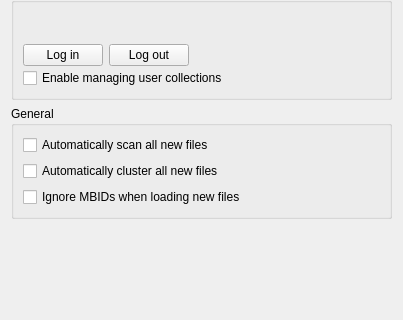
metabrainz/picard, file ui/options_general.ui: the form before one commit; both pictures show x 0 to 403 and y 206 to 526 of the 403 by 526 pixel window.
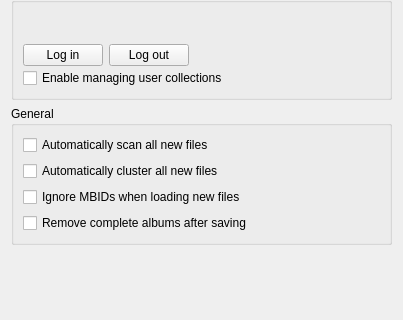
The form after the commit.

Commit message: Allow automatically removal of completed albums after save

What changed in the file:
```diff
--- a/ui/options_general.ui
+++ b/ui/options_general.ui
@@ -209,6 +209,13 @@
         </property>
        </widget>
       </item>
+      <item>
+       <widget class="QCheckBox" name="remove_complete_albums_after_save">
+        <property name="text">
+         <string>Remove complete albums after saving</string>
+        </property>
+       </widget>
+      </item>
      </layout>
     </widget>
    </item>
```
The commit also changes 6 other files.
